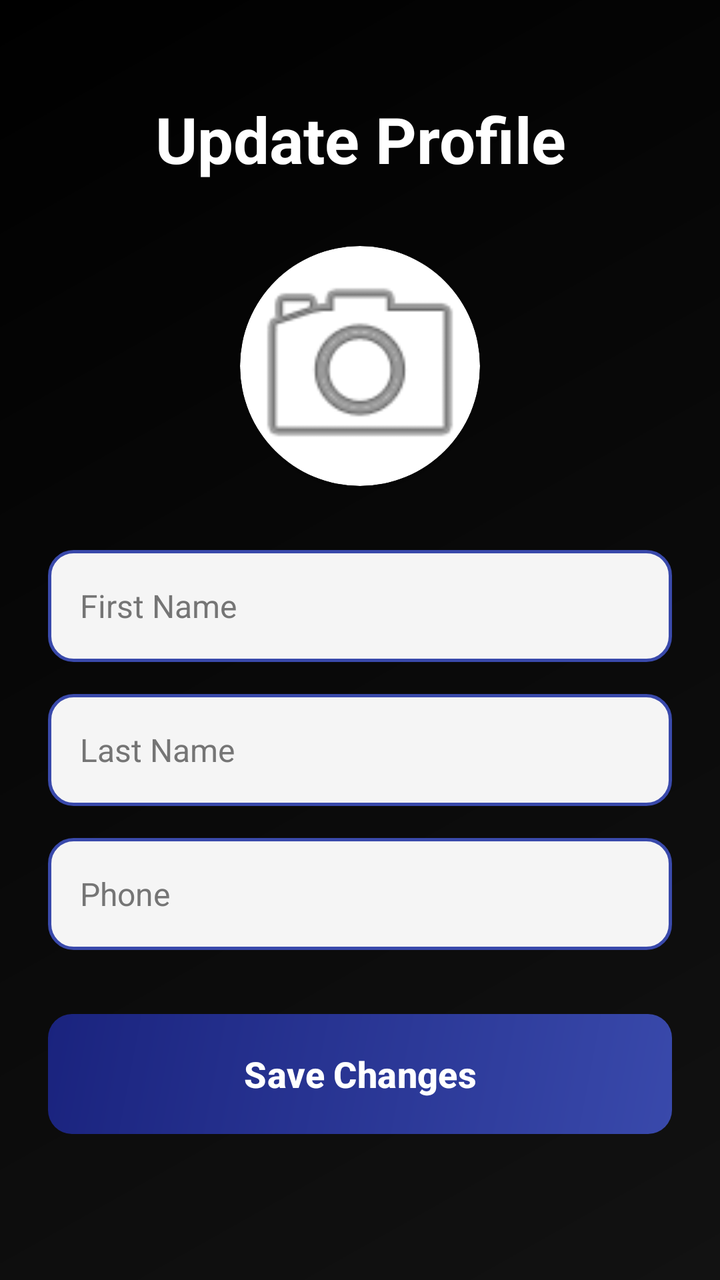
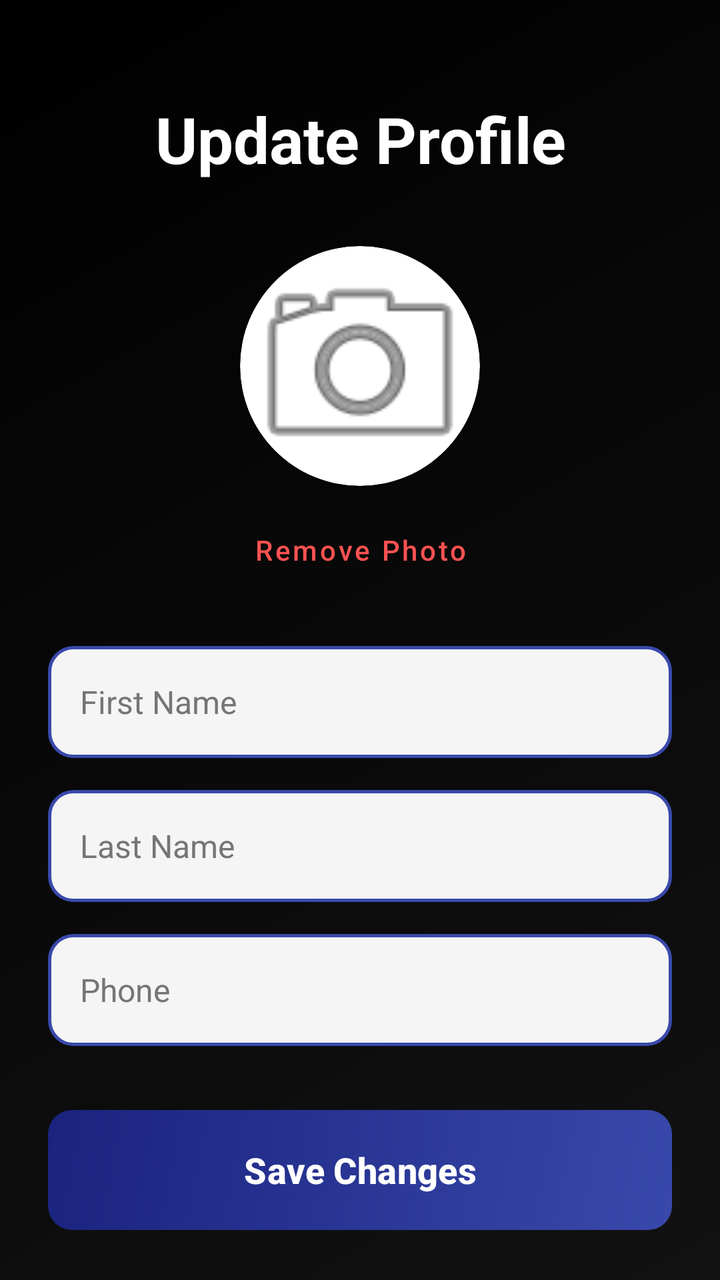

Compare the two renders of this Android layout. The source of the first and the diff that turns it into the second are given below.
<!-- AndroidManifest.xml: application theme Theme.GeffenFinalProject -->
<!-- res/layout/activity_user_update_profile.xml -->
<?xml version="1.0" encoding="utf-8"?>
<androidx.constraintlayout.widget.ConstraintLayout xmlns:android="http://schemas.android.com/apk/res/android"
    xmlns:app="http://schemas.android.com/apk/res-auto"
    xmlns:tools="http://schemas.android.com/tools"
    android:id="@+id/main"
    android:layout_width="match_parent"
    android:layout_height="match_parent"
    android:background="@drawable/main_gradient"
    tools:context=".user_update_profile">

    <ScrollView
        android:layout_width="match_parent"
        android:layout_height="match_parent"
        android:fillViewport="true">

        <LinearLayout
            android:layout_width="match_parent"
            android:layout_height="wrap_content"
            android:orientation="vertical"
            android:padding="24dp"
            android:gravity="center_horizontal">

            <TextView
                android:layout_width="match_parent"
                android:layout_height="wrap_content"
                android:layout_marginTop="24dp"
                android:layout_marginBottom="32dp"
                android:text="Update Profile"
                android:textColor="@color/white"
                android:textSize="32sp"
                android:textStyle="bold"
                android:gravity="center" />

            <androidx.cardview.widget.CardView
                android:layout_width="120dp"
                android:layout_height="120dp"
                app:cardCornerRadius="60dp"
                app:cardElevation="4dp"
                android:layout_marginBottom="32dp">
                <ImageView
                    android:id="@+id/profileImage"
                    android:layout_width="match_parent"
                    android:layout_height="match_parent"
                    android:scaleType="centerCrop"
                    android:src="@android:drawable/ic_menu_camera" />
            </androidx.cardview.widget.CardView>

            <EditText
                android:id="@+id/etFirstName"
                android:layout_width="match_parent"
                android:layout_height="56dp"
                android:layout_marginBottom="16dp"
                android:background="@drawable/edit_text_background"
                android:hint="First Name"
                android:paddingHorizontal="16dp"
                android:textColor="@color/black"
                android:textColorHint="#757575"
                android:textSize="16sp" />

            <EditText
                android:id="@+id/etLastName"
                android:layout_width="match_parent"
                android:layout_height="56dp"
                android:layout_marginBottom="16dp"
                android:background="@drawable/edit_text_background"
                android:hint="Last Name"
                android:paddingHorizontal="16dp"
                android:textColor="@color/black"
                android:textColorHint="#757575"
                android:textSize="16sp" />

            <EditText
                android:id="@+id/etPhoneNum"
                android:layout_width="match_parent"
                android:layout_height="56dp"
                android:layout_marginBottom="32dp"
                android:background="@drawable/edit_text_background"
                android:hint="Phone"
                android:inputType="phone"
                android:paddingHorizontal="16dp"
                android:textColor="@color/black"
                android:textColorHint="#757575"
                android:textSize="16sp" />

            <com.google.android.material.button.MaterialButton
                android:id="@+id/btnSave"
                android:layout_width="match_parent"
                android:layout_height="60dp"
                android:text="Save Changes"
                android:textColor="@color/white"
                android:background="@drawable/button_primary"
                app:backgroundTint="@null"
                app:cornerRadius="12dp"
                android:textSize="18sp"
                android:textStyle="bold"
                android:textAllCaps="false" />

        </LinearLayout>

    </ScrollView>

</androidx.constraintlayout.widget.ConstraintLayout>
<!-- resources referenced by this layout -->
<resources>
  <color name="black">#FF000000</color>
  <color name="white">#FFFFFFFF</color>
  <!-- drawable button_primary (drawable) -->
  <?xml version="1.0" encoding="utf-8"?>
  <ripple xmlns:android="http://schemas.android.com/apk/res/android"
      android:color="#40FFFFFF">
      <item android:drawable="@drawable/button_gradient" />
  </ripple>
  <!-- drawable edit_text_background (drawable) -->
  <?xml version="1.0" encoding="utf-8"?>
  <shape xmlns:android="http://schemas.android.com/apk/res/android"
      android:shape="rectangle">
      <solid android:color="#F5F5F5" />
      <stroke
          android:width="1.5dp"
          android:color="@color/primary" />
      <corners android:radius="12dp" />
      <padding
          android:bottom="12dp"
          android:left="16dp"
          android:right="16dp"
          android:top="12dp" />
  </shape>
  <!-- drawable main_gradient (drawable) -->
  <?xml version="1.0" encoding="utf-8"?>
  <shape xmlns:android="http://schemas.android.com/apk/res/android"
      android:shape="rectangle">
      <gradient
          android:angle="135"
          android:endColor="@color/bg_end"
          android:startColor="@color/bg_start"
          android:type="linear" />
  </shape>
  <style name="Theme.GeffenFinalProject" parent="Base.Theme.GeffenFinalProject" />
  <!-- drawable button_gradient (drawable) -->
  <?xml version="1.0" encoding="utf-8"?>
  <shape xmlns:android="http://schemas.android.com/apk/res/android"
      android:shape="rectangle">
      <gradient
          android:angle="135"
          android:endColor="@color/button_bg_end"
          android:startColor="@color/button_bg_start"
          android:type="linear" />
      <corners android:radius="12dp" />
  </shape>
  <color name="primary">#3949AB</color>
  <color name="bg_end">#000000</color>
  <color name="bg_start">#121212</color>
  <style name="Base.Theme.GeffenFinalProject" parent="Theme.Material3.DayNight.NoActionBar">
          
          
      </style>
  <color name="button_bg_end">#1A237E</color>
  <color name="button_bg_start">#3949AB</color>
</resources>

<!-- the commit's change to res/layout/activity_user_update_profile.xml (unified diff, before → after) -->
@@ -36,7 +36,7 @@
                 android:layout_height="120dp"
                 app:cardCornerRadius="60dp"
                 app:cardElevation="4dp"
-                android:layout_marginBottom="32dp">
+                android:layout_marginBottom="8dp">
                 <ImageView
                     android:id="@+id/profileImage"
                     android:layout_width="match_parent"
@@ -44,6 +44,17 @@
                     android:scaleType="centerCrop"
                     android:src="@android:drawable/ic_menu_camera" />
             </androidx.cardview.widget.CardView>
+
+            <com.google.android.material.button.MaterialButton
+                android:id="@+id/btnRemovePhoto"
+                style="@style/Widget.MaterialComponents.Button.TextButton"
+                android:layout_width="wrap_content"
+                android:layout_height="wrap_content"
+                android:layout_marginBottom="24dp"
+                android:text="Remove Photo"
+                android:textColor="#FF5252"
+                android:textSize="14sp"
+                android:textAllCaps="false" />
 
             <EditText
                 android:id="@+id/etFirstName"
